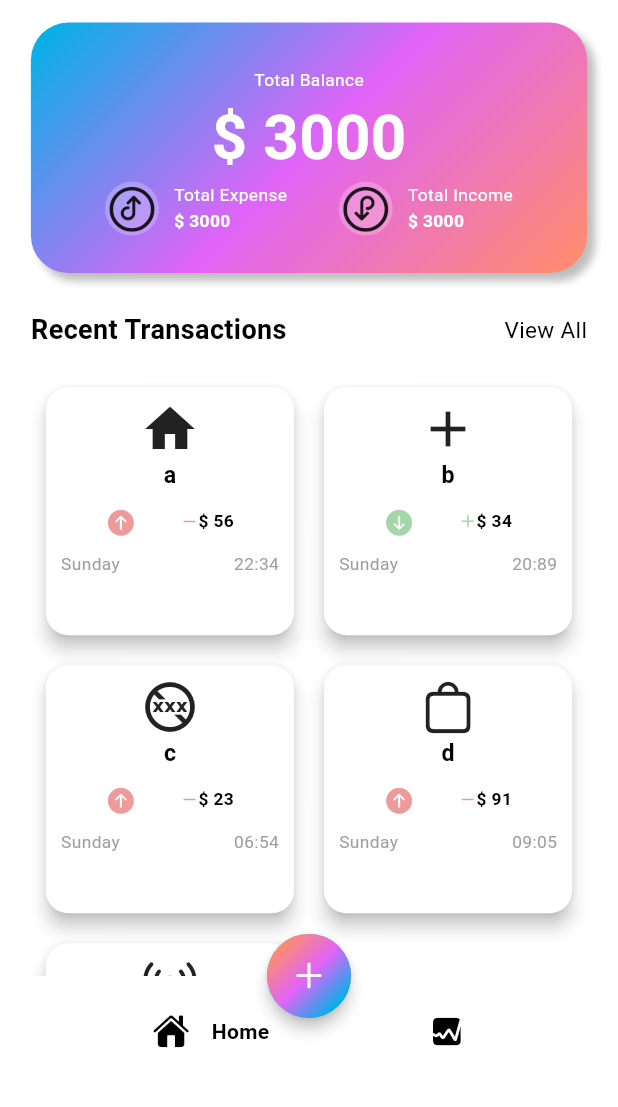
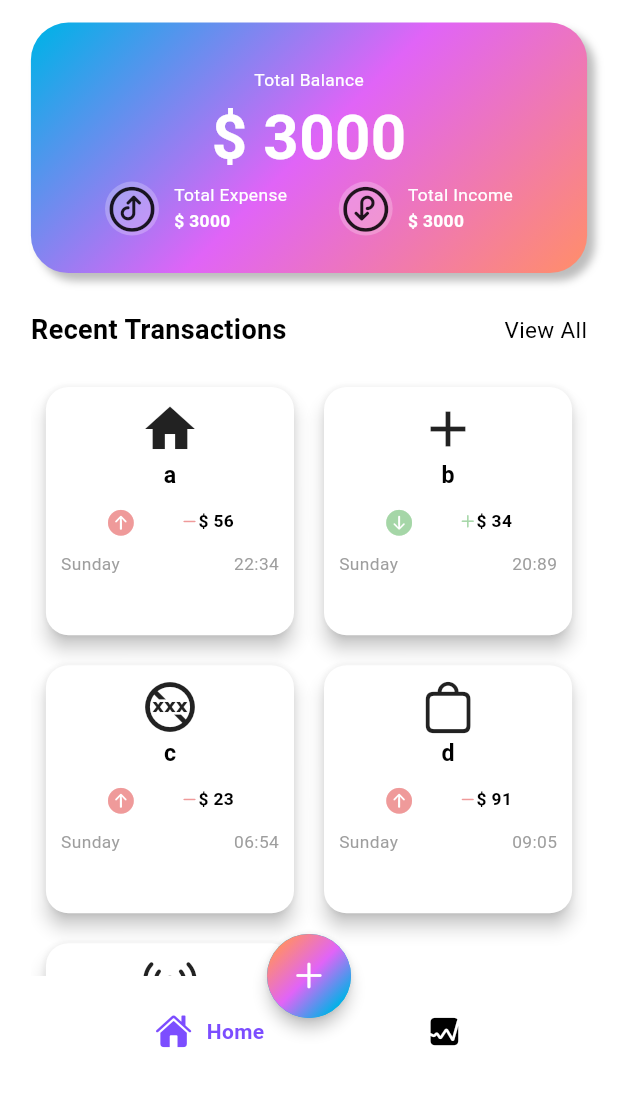
Before and after one commit to prit-007/Flutter_Expense_Tracker, a Flutter app: the screen it shows after launch, on a phone screen of 412 x 824 dp, the part 112-1219 px from its top. Run offline on Flutter 3.47's test engine with Material 3 defaults, Android fonts, the phone set to English and light mode, and no system bars; drawn by our look-alikes of google_nav_bar; our stand-ins replace fl_chart.

Commit message:
nothing special

```diff
--- a/lib/screens/analytics/views/analytics_page.dart
+++ b/lib/screens/analytics/views/analytics_page.dart
@@ -22,7 +22,7 @@ class AnalyticsPage extends StatelessWidget {
           Text("Transaction",style: normalFontStyle,),
           SizedBox(height: 20,),
           Container(
-            height: ResponsiveUtil.getHeight(context),
+            height: ResponsiveUtil.getHeight(context)/2,
             width: ResponsiveUtil.getWidth(context),
             child: MyChart()
           )
--- a/lib/screens/home/views/home.dart
+++ b/lib/screens/home/views/home.dart
@@ -36,7 +36,10 @@ class _HomePageState extends State<HomePage> {
             });
           },
           mainAxisAlignment: MainAxisAlignment.spaceEvenly,
-          gap: 15,
+          gap: 10,
+          curve: Curves.easeInCubic,
+          activeColor: Colors.deepPurpleAccent,
+          rippleColor: Colors.deepPurple,
           tabs: [
             GButton(
               icon: CupertinoIcons.house_fill,
```
